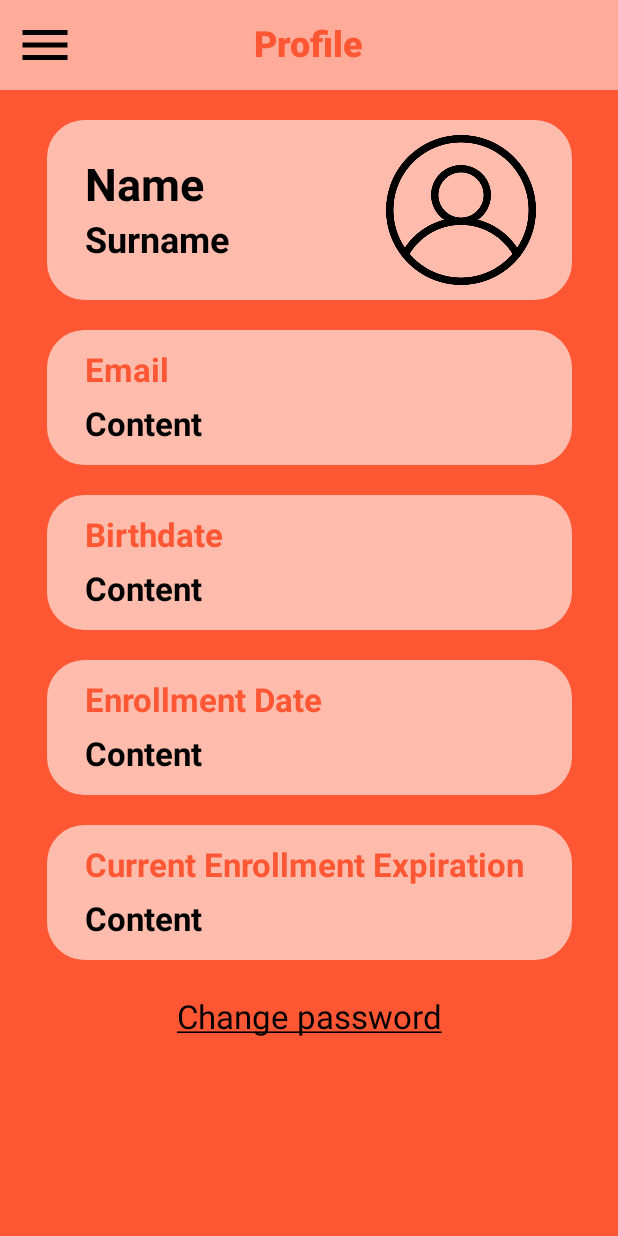
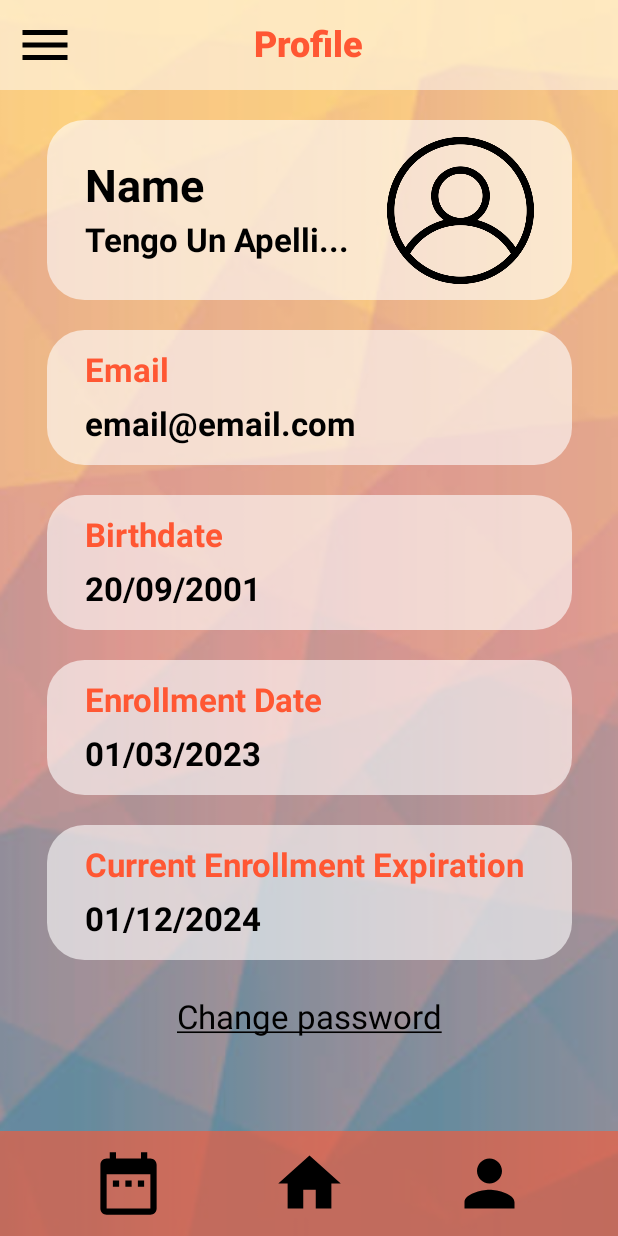
Before and after one commit to jorgealamoo/GymApp, an Android app built with Jetpack Compose: the @Preview function ProfilePreview, on a phone screen of 412 x 824 dp. Run offline under Robolectric (Android 15) with nearby library versions, the phone set to English and light mode, and no system bars; missing, so only their content is drawn: GymAppTheme.

Commit message:
FooterView terminado

```diff
--- a/app/src/main/java/com/example/gymapp/ui/components/footer/FooterView.kt
+++ b/app/src/main/java/com/example/gymapp/ui/components/footer/FooterView.kt
@@ -25,7 +25,7 @@ fun Footer(iconSize: Dp = 70.dp) {
     Row(
         modifier = Modifier
             .fillMaxWidth()
-            .background(GymRed),
+            .background(GymRed.copy(0.6f)),
         horizontalArrangement = Arrangement.SpaceEvenly
     ) {
         Icon(
--- a/app/src/main/java/com/example/gymapp/ui/profile/ProfileView.kt
+++ b/app/src/main/java/com/example/gymapp/ui/profile/ProfileView.kt
@@ -1,8 +1,8 @@
 package com.example.gymapp.ui.profile
 
-import android.widget.Space
 import androidx.compose.foundation.Image
 import androidx.compose.foundation.background
+import androidx.compose.foundation.layout.Box
 import androidx.compose.foundation.layout.Column
 import androidx.compose.foundation.layout.Row
 import androidx.compose.foundation.layout.Spacer
@@ -10,13 +10,15 @@ import androidx.compose.foundation.layout.fillMaxSize
 import androidx.compose.foundation.layout.height
 import androidx.compose.foundation.layout.padding
 import androidx.compose.foundation.layout.size
-import androidx.compose.foundation.layout.width
 import androidx.compose.foundation.shape.RoundedCornerShape
 import androidx.compose.material3.Text
 import androidx.compose.runtime.Composable
 import androidx.compose.ui.Alignment
 import androidx.compose.ui.Modifier
 import androidx.compose.ui.draw.clip
+import androidx.compose.ui.graphics.graphicsLayer
+import androidx.compose.ui.graphics.painter.Painter
+import androidx.compose.ui.layout.ContentScale
 import androidx.compose.ui.res.painterResource
 import androidx.compose.ui.res.stringResource
 import androidx.compose.ui.text.font.FontWeight
@@ -25,40 +27,64 @@ import androidx.compose.ui.tooling.preview.Preview
 import androidx.compose.ui.unit.dp
 import androidx.compose.ui.unit.sp
 import com.example.gymapp.R
+import com.example.gymapp.ui.components.footer.Footer
 import com.example.gymapp.ui.components.header.Header
 import com.example.gymapp.ui.components.profile_content.ProfileContent
 import com.example.gymapp.ui.theme.GymRed
 import com.example.gymapp.ui.theme.White
+import java.text.SimpleDateFormat
+import java.util.Date
+import java.util.Locale
 
 @Composable
-fun Profile() {
+fun Profile(
+    name: String,
+    surname: String,
+    email: String,
+    birthdate: String,
+    enrollmentDate: String,
+    currentEnrollmentExpiration: String,
+    profileImage: Painter = painterResource(id = R.drawable.user)
+    ) {
+    Box(
+        modifier = Modifier
+            .fillMaxSize()
+            .background(White)
+    ) {
+        Image(
+            painter = painterResource(id = R.drawable.background),
+            contentDescription = null,
+            contentScale = ContentScale.FillBounds,
+            modifier = Modifier
+                .matchParentSize()
+                .graphicsLayer(alpha = 0.6f)
+        )
         Column(
             modifier = Modifier
-            .fillMaxSize()
-            .background(GymRed),
+                .fillMaxSize(),
             horizontalAlignment = Alignment.CenterHorizontally
         ) {
             Header(title = R.string.profile)
 
             Spacer(modifier = Modifier.height(20.dp))
 
-        UserInfo()
+            UserInfo(name, surname, profileImage)
 
             Spacer(modifier = Modifier.height(20.dp))
 
-        ProfileContent(title = R.string.email)
+            ProfileContent(title = R.string.email, email)
 
             Spacer(modifier = Modifier.height(20.dp))
 
-        ProfileContent(title = R.string.birthdate)
+            ProfileContent(title = R.string.birthdate, birthdate)
 
             Spacer(modifier = Modifier.height(20.dp))
 
-        ProfileContent(title = R.string.enrollment_date)
+            ProfileContent(title = R.string.enrollment_date, enrollmentDate)
 
             Spacer(modifier = Modifier.height(20.dp))
 
-        ProfileContent(title = R.string.current_expiration)
+            ProfileContent(title = R.string.current_expiration, currentEnrollmentExpiration)
 
             Spacer(modifier = Modifier.height(25.dp))
 
@@ -67,11 +93,23 @@ fun Profile() {
                 fontSize = 22.sp,
                 textDecoration = TextDecoration.Underline
             )
+
+            Spacer(modifier = Modifier.weight(1f))
+
+            Footer()
+        }
     }
 }
 
 @Composable
-fun UserInfo(name: String = "Name", surname: String = "Surname") {
+fun UserInfo(name: String = "Name", surname: String = "Surname", profileImage: Painter = painterResource(id = R.drawable.user)) {
+    val maxSurnameLength = 15
+    val displayedSurname = if (surname.length > maxSurnameLength) {
+        surname.take(maxSurnameLength) + "..."
+    } else {
+        surname
+    }
+
     Row(
         modifier = Modifier
             .size(350.dp, 120.dp)
@@ -92,8 +130,8 @@ fun UserInfo(name: String = "Name", surname: String = "Surname") {
             Spacer(modifier = Modifier.height(5.dp))
 
             Text(
-                text = surname,
-                fontSize = 24.sp,
+                text = displayedSurname,
+                fontSize = 22.sp,
                 fontWeight = FontWeight.Bold
             )
         }
@@ -101,17 +139,22 @@ fun UserInfo(name: String = "Name", surname: String = "Surname") {
         Spacer(modifier = Modifier.weight(1f))
 
         Image(
-            painter = painterResource(id = R.drawable.user),
+            painter = profileImage,
             contentDescription = stringResource(R.string.profile_image),
-            modifier = Modifier.size(100.dp)
+            modifier = Modifier.size(125.dp).padding(0.dp, 0.dp, 25.dp)
         )
-
-        Spacer(modifier = Modifier.weight(0.3f))
     }
 }
 
 @Composable
 @Preview
 fun ProfilePreview() {
-    Profile()
+    Profile(
+        name = "Name",
+        surname = "Tengo Un Apellido Muy Largo",
+        email = "email@email.com",
+        birthdate = "20/09/2001",
+        enrollmentDate = "01/03/2023",
+        currentEnrollmentExpiration = "01/12/2024"
+    )
 }
```
Lines whose indentation alone changed are shown as unchanged.
